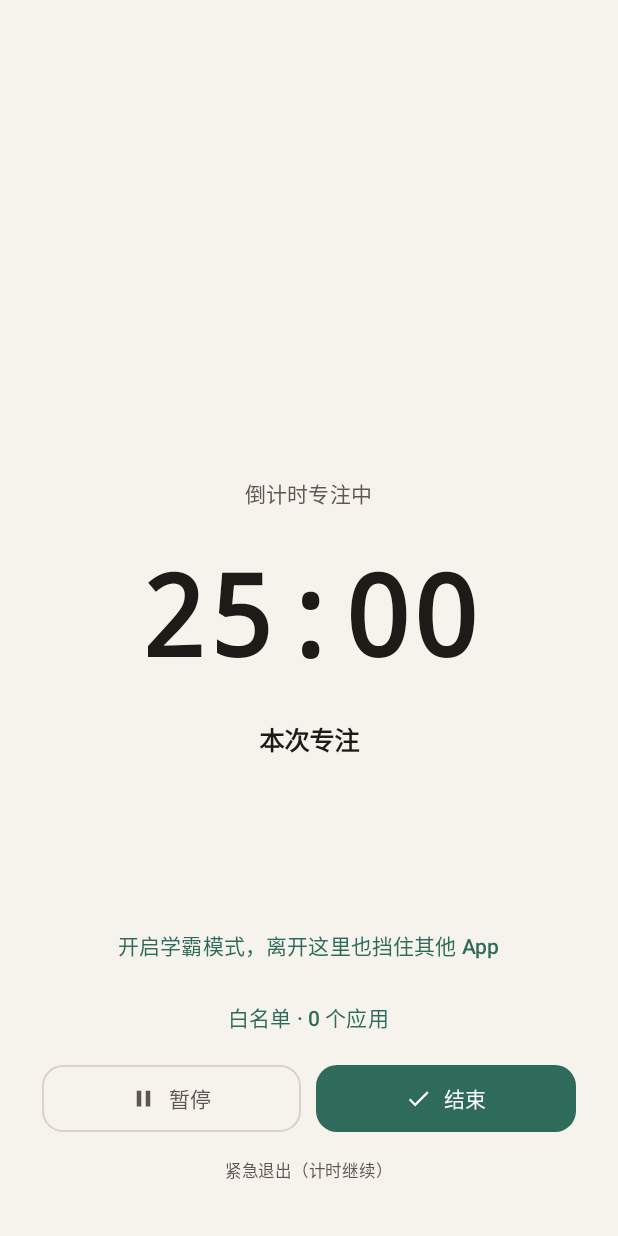
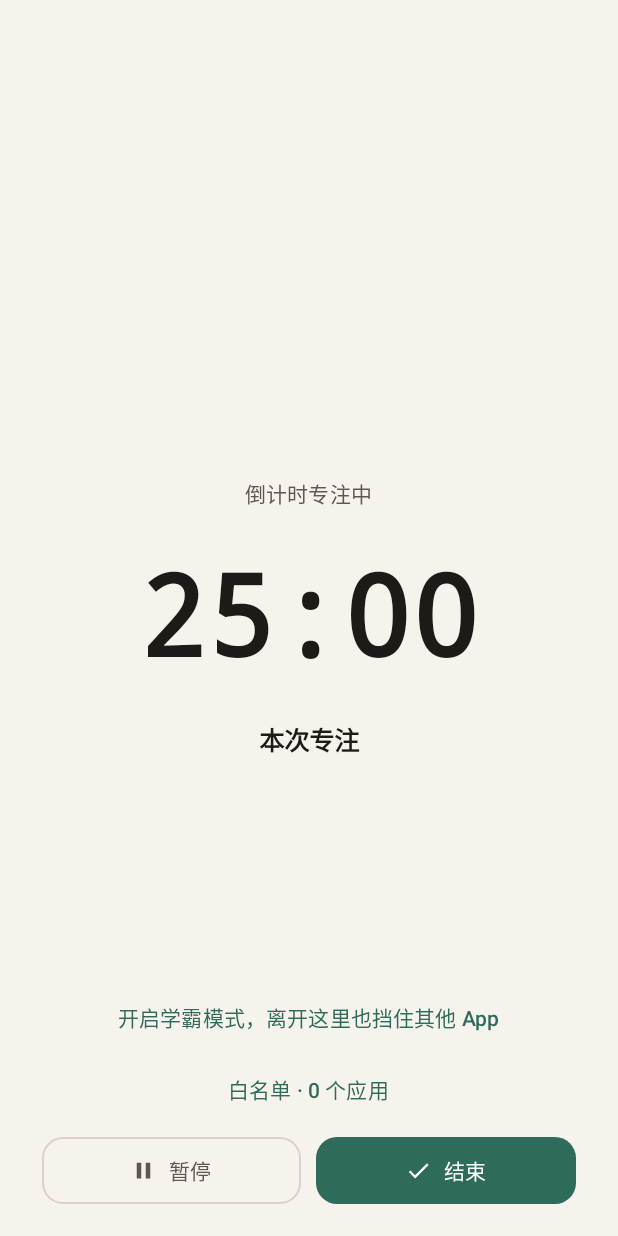
Before and after one commit to zhengongyu9-prog/lighteff, an Android app built with Jetpack Compose: the composable FocusLockScreen shown on its own in the app's theme, on a phone screen of 412 x 824 dp. Run offline under Robolectric (Android 15) with nearby library versions, the phone set to English and light mode, and no system bars; pictures from the network do not load.

Commit message:
refactor: 全屏专注页去掉冗余的紧急退出，只留暂停和结束

```diff
--- a/app/src/main/java/com/qingxiao/lighteff/AppViewModel.kt
+++ b/app/src/main/java/com/qingxiao/lighteff/AppViewModel.kt
@@ -294,11 +294,6 @@ class AppViewModel(application: Application) : AndroidViewModel(application) {
 
     fun toggleTimer() {
         if (_timer.value.running) pauseTimer() else startTimer()
-    }
-
-    /** 紧急退出全屏专注页：只关闭全屏，计时继续在后台跑 */
-    fun dismissFocusLock() {
-        _focusLock.value = false
     }
 
     /** 选好「这次专注做什么」之后开始计时 */
--- a/app/src/main/java/com/qingxiao/lighteff/MainActivity.kt
+++ b/app/src/main/java/com/qingxiao/lighteff/MainActivity.kt
@@ -194,7 +194,6 @@ private fun LightEffApp(
             if (focusLock && timer.running) {
                 FocusLockScreen(
                     timer = timer,
-                    onEmergencyExit = vm::dismissFocusLock,
                     onPause = vm::toggleTimer,
                     onFinish = vm::finishTimer,
                     onWhitelistChanged = vm::notifyWhitelistChanged,
--- a/app/src/main/java/com/qingxiao/lighteff/ui/FocusLockScreen.kt
+++ b/app/src/main/java/com/qingxiao/lighteff/ui/FocusLockScreen.kt
@@ -60,12 +60,11 @@ import kotlin.math.max
 
 /**
  * 全屏专注页：点开始后盖住整个界面（含状态栏、导航栏、底部标签），
- * 只留剩余时间和暂停、结束、紧急退出。返回键在这里被拦截，必须点按钮才能离开。
+ * 只留剩余时间和暂停、结束。返回键在这里被拦截，必须点按钮才能离开。
  */
 @Composable
 fun FocusLockScreen(
     timer: TimerState,
-    onEmergencyExit: () -> Unit,
     onPause: () -> Unit = {},
     onFinish: () -> Unit = {},
     onWhitelistChanged: () -> Unit = {},
@@ -229,13 +228,6 @@ fun FocusLockScreen(
                     Text("结束")
                 }
             }
-            TextButton(onClick = onEmergencyExit) {
-                Text(
-                    text = "紧急退出（计时继续）",
-                    style = MaterialTheme.typography.labelSmall,
-                    color = colors.onSurfaceVariant
-                )
-            }
         }
     }
 
```
